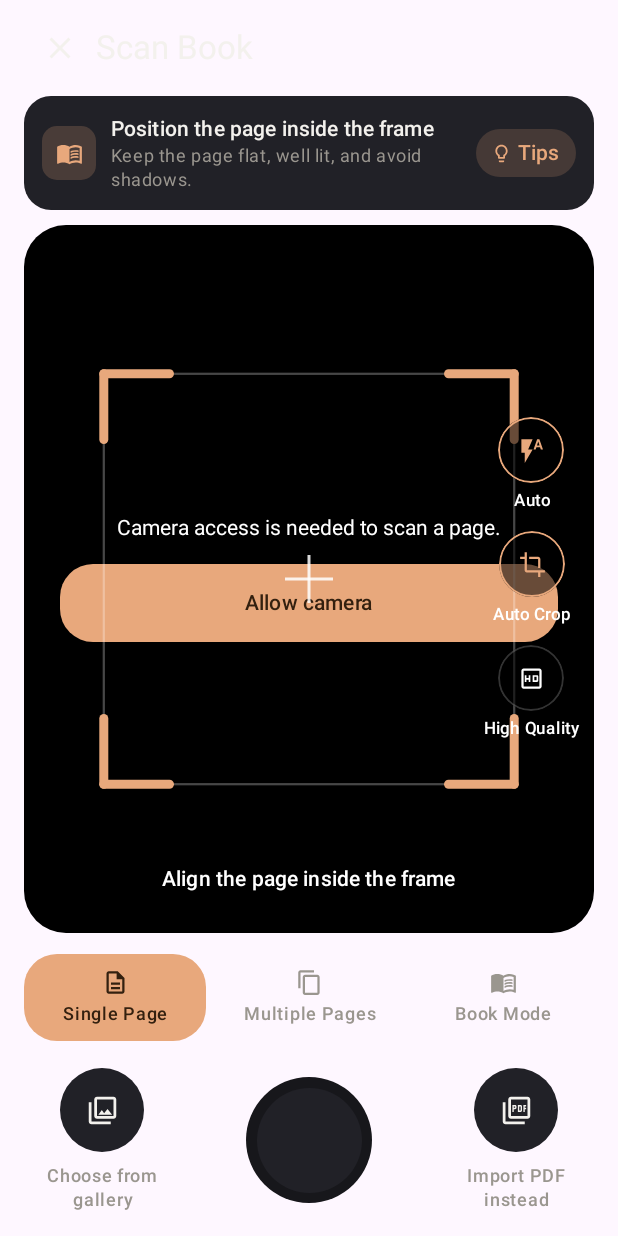
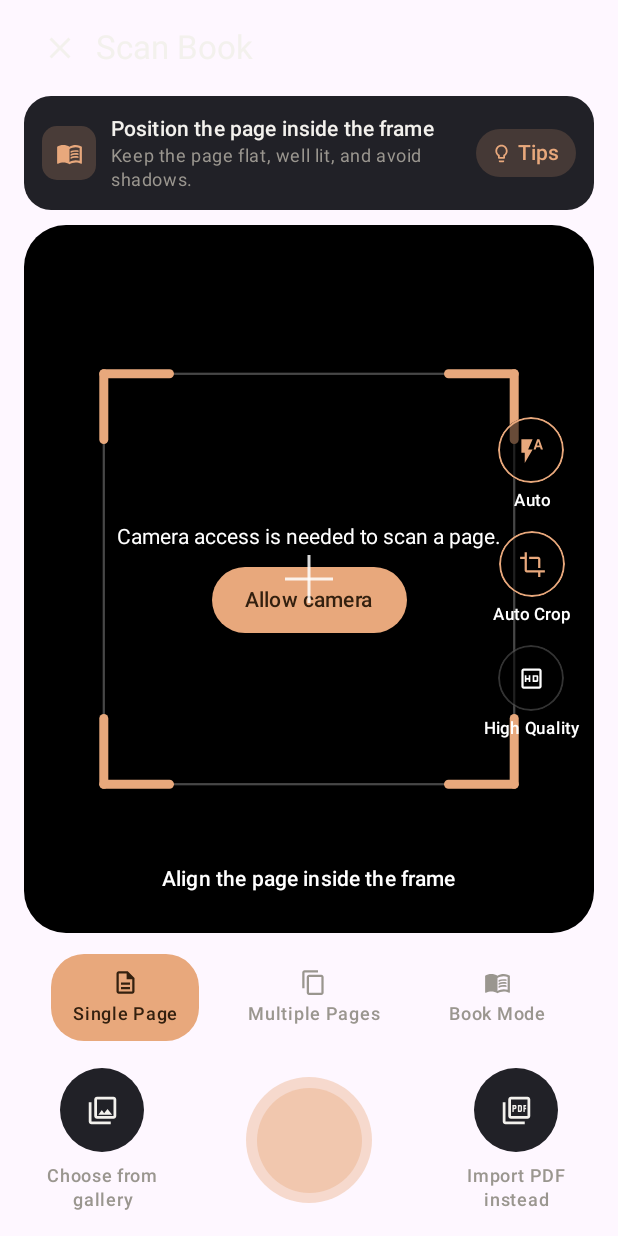
Before and after one commit to thrinadsanjay/MultilingualBookReader, an Android app built with Jetpack Compose: the composable CaptureLayout called with empty values, on a phone screen of 412 x 824 dp. Run offline under Robolectric (Android 15) with nearby library versions, the phone set to English and light mode, and no system bars; our stand-ins replace Dagger/Hilt's generated code; libraries missing offline, so code that uses them is left out: androidx.camera.core, androidx.camera.lifecycle, androidx.camera.view; 1 statement that could not run was skipped.

Commit message:
Polish Scan Book shutter and camera-permission overlay.
Keep the peach shutter visible when the camera is denied, and use a compact Allow camera chip so the page frame stays readable.

Co-authored-by: Sanjay Ch <thrinadsanjay@users.noreply.github.com>

```diff
--- a/android/app/src/main/java/com/multilingualbookreader/presentation/scan/ScanScreen.kt
+++ b/android/app/src/main/java/com/multilingualbookreader/presentation/scan/ScanScreen.kt
@@ -35,6 +35,7 @@ import androidx.compose.foundation.shape.CircleShape
 import androidx.compose.foundation.shape.RoundedCornerShape
 import androidx.compose.foundation.verticalScroll
 import androidx.compose.material.icons.Icons
+import androidx.compose.material.icons.automirrored.outlined.MenuBook
 import androidx.compose.material.icons.outlined.Close
 import androidx.compose.material.icons.outlined.ContentCopy
 import androidx.compose.material.icons.outlined.Crop
@@ -44,7 +45,6 @@ import androidx.compose.material.icons.outlined.FlashOff
 import androidx.compose.material.icons.outlined.FlashOn
 import androidx.compose.material.icons.outlined.Hd
 import androidx.compose.material.icons.outlined.Lightbulb
-import androidx.compose.material.icons.outlined.MenuBook
 import androidx.compose.material.icons.outlined.PhotoLibrary
 import androidx.compose.material.icons.outlined.PictureAsPdf
 import androidx.compose.material3.CircularProgressIndicator
@@ -241,14 +241,24 @@ private fun CaptureLayout(
             if (cameraGranted) {
                 CameraPreview(imageCapture = imageCapture)
             } else {
-                Column(
-                    Modifier.fillMaxSize().padding(24.dp),
-                    verticalArrangement = Arrangement.Center,
-                    horizontalAlignment = Alignment.CenterHorizontally,
-                ) {
-                    Text("Camera access is needed to scan a page.", color = Color.White, textAlign = TextAlign.Center)
-                    Spacer(Modifier.height(16.dp))
-                    LargeButton("Allow camera", onRequestCamera, enabled = !state.busy)
+                Box(Modifier.fillMaxSize(), contentAlignment = Alignment.Center) {
+                    Column(
+                        Modifier.padding(horizontal = 28.dp),
+                        horizontalAlignment = Alignment.CenterHorizontally,
+                    ) {
+                        Text("Camera access is needed to scan a page.", color = Color.White, textAlign = TextAlign.Center)
+                        Spacer(Modifier.height(12.dp))
+                        Text(
+                            "Allow camera",
+                            color = brand.onAccent,
+                            style = MaterialTheme.typography.labelLarge,
+                            modifier = Modifier
+                                .clip(RoundedCornerShape(22.dp))
+                                .background(brand.accent)
+                                .clickable(enabled = !state.busy, onClick = onRequestCamera)
+                                .padding(horizontal = 22.dp, vertical = 12.dp),
+                        )
+                    }
                 }
             }
             ScanFrameOverlay(Modifier.fillMaxSize())
@@ -293,24 +303,17 @@ private fun CaptureLayout(
             Text(it, color = brand.danger, style = MaterialTheme.typography.bodySmall, modifier = Modifier.padding(top = 8.dp))
         }
         Spacer(Modifier.height(14.dp))
-        Row(Modifier.fillMaxWidth(), horizontalArrangement = Arrangement.spacedBy(8.dp)) {
-            ModeChip(
-                "Single Page",
-                Icons.Outlined.Description,
-                state.mode == ScanCaptureMode.SINGLE,
-                Modifier.weight(1f),
-            ) { onMode(ScanCaptureMode.SINGLE) }
-            ModeChip(
-                "Multiple Pages",
-                Icons.Outlined.ContentCopy,
-                state.mode == ScanCaptureMode.MULTIPLE,
-                Modifier.weight(1f),
-            ) { onMode(ScanCaptureMode.MULTIPLE) }
+        Row(Modifier.fillMaxWidth(), horizontalArrangement = Arrangement.SpaceEvenly) {
+            ModeChip("Single Page", Icons.Outlined.Description, state.mode == ScanCaptureMode.SINGLE) {
+                onMode(ScanCaptureMode.SINGLE)
+            }
+            ModeChip("Multiple Pages", Icons.Outlined.ContentCopy, state.mode == ScanCaptureMode.MULTIPLE) {
+                onMode(ScanCaptureMode.MULTIPLE)
+            }
             ModeChip(
                 "Book Mode",
-                Icons.Outlined.MenuBook,
+                Icons.AutoMirrored.Outlined.MenuBook,
                 state.mode == ScanCaptureMode.BOOK,
-                Modifier.weight(1f),
             ) { onMode(ScanCaptureMode.BOOK) }
         }
         Spacer(Modifier.height(18.dp))
@@ -349,7 +352,7 @@ private fun TipBanner(showDetail: Boolean, onTips: () -> Unit) {
                 Modifier.size(36.dp).clip(RoundedCornerShape(10.dp)).background(brand.accent.copy(alpha = 0.2f)),
                 contentAlignment = Alignment.Center,
             ) {
-                Icon(Icons.Outlined.MenuBook, contentDescription = null, tint = brand.accent, modifier = Modifier.size(18.dp))
+                Icon(Icons.AutoMirrored.Outlined.MenuBook, contentDescription = null, tint = brand.accent, modifier = Modifier.size(18.dp))
             }
             Spacer(Modifier.width(10.dp))
             Column(Modifier.weight(1f)) {
@@ -395,7 +398,7 @@ private fun ModeChip(
             .clip(shape)
             .background(if (selected) brand.accent else Color.Transparent)
             .clickable(onClick = onClick)
-            .padding(horizontal = 8.dp, vertical = 10.dp),
+            .padding(horizontal = 14.dp, vertical = 10.dp),
         horizontalAlignment = Alignment.CenterHorizontally,
     ) {
         Icon(icon, contentDescription = null, tint = if (selected) brand.onAccent else brand.textSecondary, modifier = Modifier.size(18.dp))
@@ -461,12 +464,12 @@ private fun ShutterButton(enabled: Boolean, onClick: () -> Unit) {
         Modifier
             .size(84.dp)
             .clip(CircleShape)
-            .background(if (enabled) brand.accent else brand.surfaceSecondary)
+            .background(brand.accent.copy(alpha = if (enabled) 1f else 0.38f))
             .clickable(enabled = enabled, onClick = onClick)
             .semantics { contentDescription = "Capture page" },
         contentAlignment = Alignment.Center,
     ) {
-        Box(Modifier.size(70.dp).clip(CircleShape).background(if (enabled) brand.accent else brand.elevated))
+        Box(Modifier.size(70.dp).clip(CircleShape).background(brand.accent.copy(alpha = if (enabled) 1f else 0.38f)))
     }
 }
 
```
